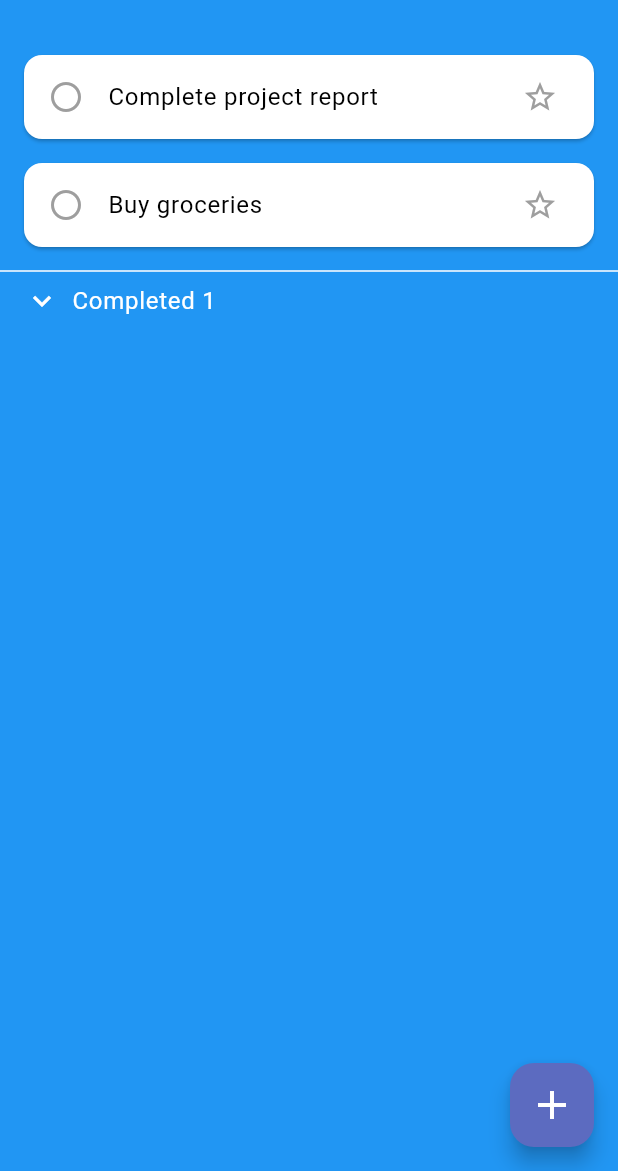
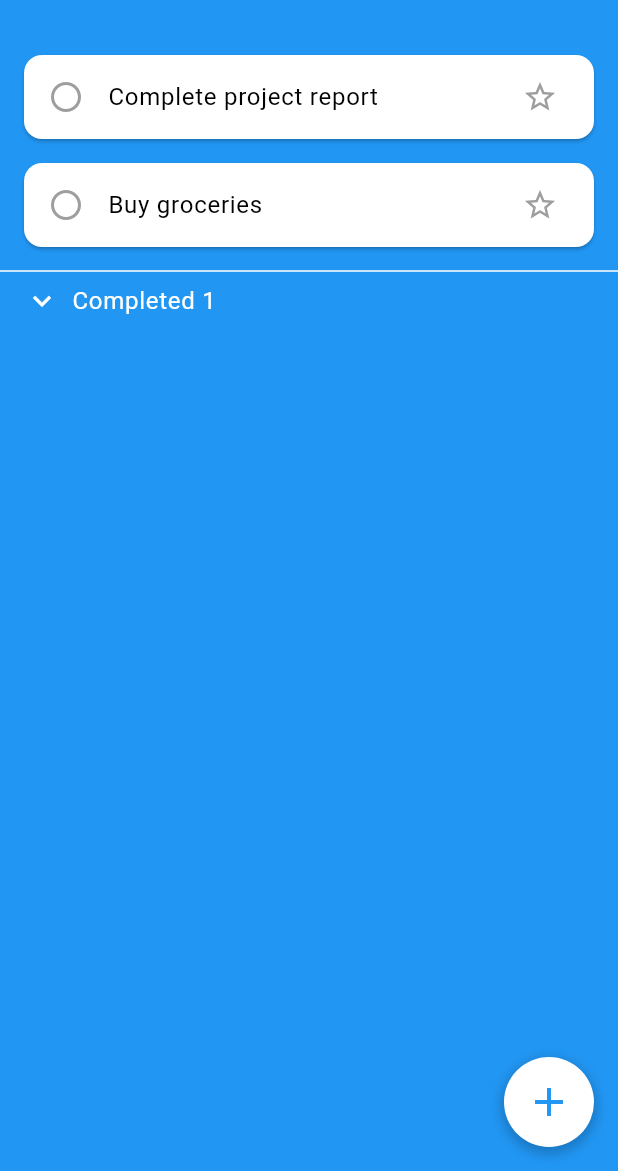
Before and after one commit to phtmyle/todo_list, a Flutter app: the screen it shows after launch, on a phone screen of 412 x 824 dp, the part 65-1236 px from its top. Run offline on Flutter 3.47's test engine with Material 3 defaults, Android fonts, the phone set to English and light mode, and no system bars; our stand-ins replace flutter_local_notifications, timezone.

Commit message:
fix add button

```diff
--- a/lib/views/todolist_view.dart
+++ b/lib/views/todolist_view.dart
@@ -212,11 +212,26 @@ class TodoListViewState extends State<TodoListView> {
             ],
           ),
         ),
-        floatingActionButton: FloatingActionButton(
-          onPressed: _addTodo,
-          tooltip: 'Add Todo',
-          backgroundColor: const Color(0xFF5C6BC0),
-          child: const Icon(Icons.add, size: 32),
+        floatingActionButton: GestureDetector(
+          onTap: _addTodo,
+          child: Container(
+            width: 60,
+            height: 60,
+            decoration: BoxDecoration(
+              color: Colors.white,
+              shape: BoxShape.circle,
+              boxShadow: [
+                BoxShadow(
+                  color: Colors.black.withOpacity(0.2),
+                  spreadRadius: 2,
+                  blurRadius: 6,
+                  offset: const Offset(0, 3),
+                ),
+              ],
+            ),
+            child: Icon(Icons.add,
+                size: 32, color: Theme.of(context).primaryColor),
+          ),
         ),
       ),
     );
```
